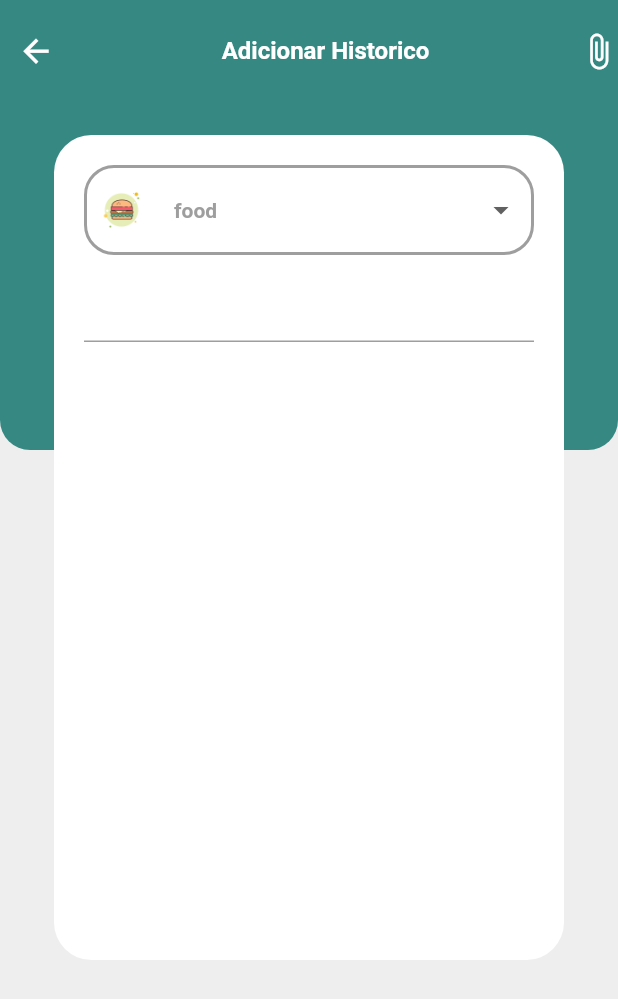
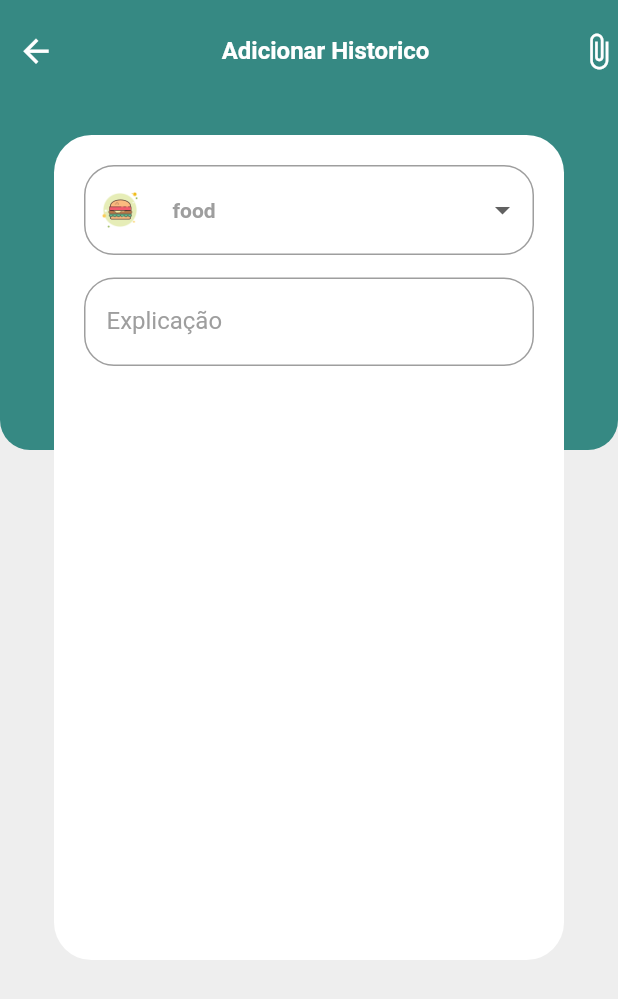
Before and after one commit to gellmesquita/financial-app-ui, a Flutter app: the Add screen opened directly, on a phone screen of 412 x 824 dp. Shown: the top 999 px of the screen. Run offline on Flutter 3.47's test engine with Material 2 defaults, Android fonts, the phone set to English and light mode, and no system bars; our stand-ins replace syncfusion_flutter_charts.

Commit message:
Update add.dart

```diff
--- a/lib/screens/add.dart
+++ b/lib/screens/add.dart
@@ -10,7 +10,17 @@ class Add extends StatefulWidget {
 
 class _AddState extends State<Add> {
   String dropdownValue = 'food';
-  final textEditingController;
+  final TextEditingController text= TextEditingController();
+  FocusNode ex = FocusNode();
+  @override
+  void initState(){
+    super.initState();
+    ex.addListener(() {
+      setState(() {
+
+      });
+    });
+  }
   @override
   Widget build(BuildContext context) {
     return Scaffold(
@@ -55,7 +65,7 @@ class _AddState extends State<Add> {
               width: 300,
               decoration: BoxDecoration(
                 borderRadius: BorderRadius.circular(20),
-                border: Border.all(width: 2, color: Colors.grey)
+                border: Border.all(width: 1, color: Colors.grey)
               ),
               child: Padding(
                 padding: const EdgeInsets.all(8.0),
@@ -106,9 +116,32 @@ class _AddState extends State<Add> {
               )
             ),
             const SizedBox(
-              height: 10,
+              height: 15,
             ),
             TextField(
+              controller: text,
+              focusNode: ex,
+              strutStyle: const StrutStyle(
+                height: 1.8
+              ),
+              decoration:   InputDecoration(
+                contentPadding: const EdgeInsets.symmetric(
+                  horizontal: 15,
+                  vertical: 15
+                ),
+                labelText: "Explicação",
+                labelStyle: const TextStyle(
+                  fontSize: 16,
+                  color: Colors.grey
+                ),
+                border: OutlineInputBorder(
+                  borderRadius: BorderRadius.circular(20),
+                  borderSide: const BorderSide(
+                    width: 2,
+                    color: Colors.grey
+                  )
+                )
+              ),
 
             )
 
```
